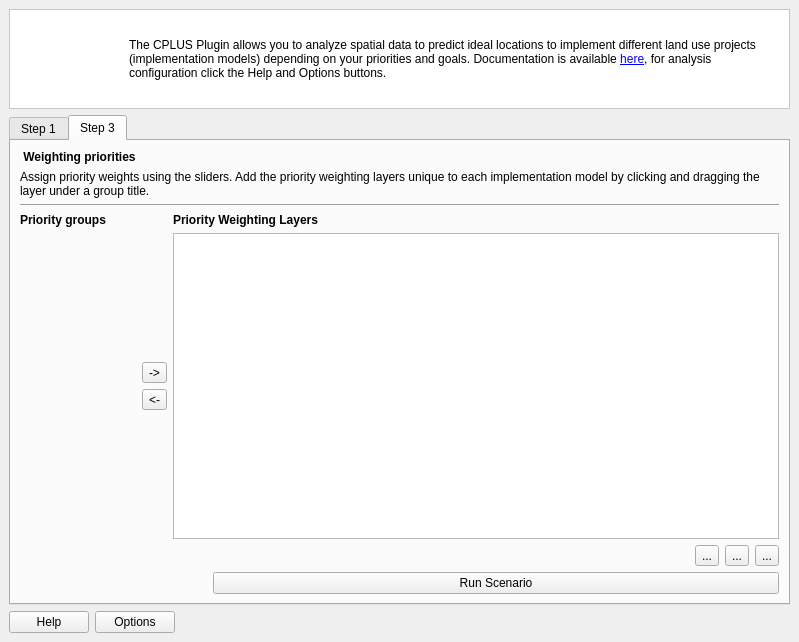
Qt form src/cplus_plugin/ui/qgis_cplus_main_dockwidget.ui (ConservationInternational/cplus-plugin) before a commit.
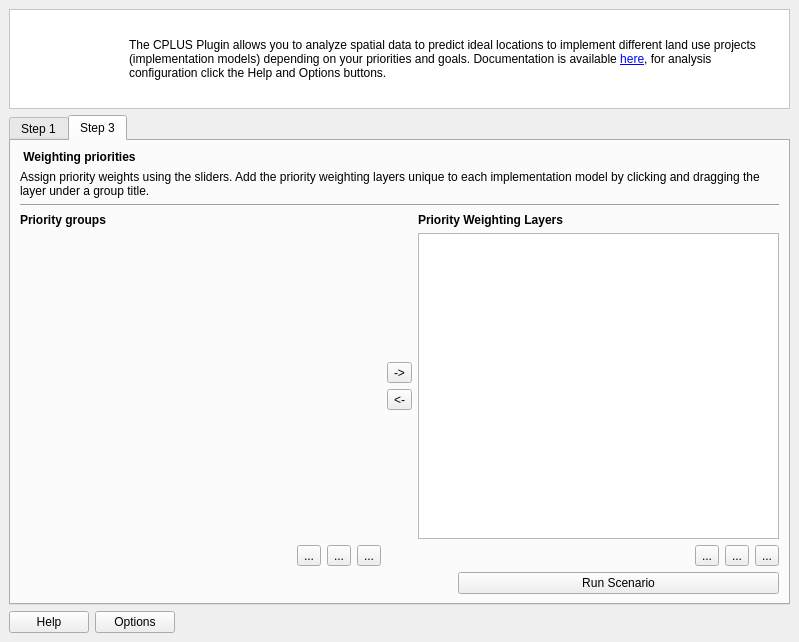
The same form after that commit. The open tabs and pages were chosen to show the change. Icons and pictures are not drawn. Custom widgets are drawn as their Qt base class.

Commit message: support for management of the priority groups

Patch:
```diff
--- a/src/cplus_plugin/ui/qgis_cplus_main_dockwidget.ui
+++ b/src/cplus_plugin/ui/qgis_cplus_main_dockwidget.ui
@@ -175,46 +175,16 @@
         <string>Step 3</string>
        </attribute>
        <layout class="QGridLayout" name="gridLayout">
-        <item row="8" column="2">
-         <layout class="QHBoxLayout" name="horizontalLayout_3">
-          <item>
-           <spacer name="horizontalSpacer_2">
-            <property name="orientation">
-             <enum>Qt::Horizontal</enum>
-            </property>
-            <property name="sizeHint" stdset="0">
-             <size>
-              <width>40</width>
-              <height>20</height>
-             </size>
-            </property>
-           </spacer>
-          </item>
-          <item>
-           <widget class="QPushButton" name="run_scenario_btn">
-            <property name="sizePolicy">
-             <sizepolicy hsizetype="Expanding" vsizetype="Preferred">
-              <horstretch>10</horstretch>
-              <verstretch>3</verstretch>
-             </sizepolicy>
-            </property>
-            <property name="text">
-             <string>Run Scenario</string>
-            </property>
-           </widget>
-          </item>
-         </layout>
-        </item>
-        <item row="5" column="0">
-         <widget class="QFrame" name="priority_groups_frame">
-          <property name="frameShape">
-           <enum>QFrame::NoFrame</enum>
+        <item row="0" column="0">
+         <widget class="QLabel" name="label_78">
+          <property name="font">
+           <font>
+            <weight>75</weight>
+            <bold>true</bold>
+           </font>
           </property>
-          <property name="frameShadow">
-           <enum>QFrame::Raised</enum>
-          </property>
-          <property name="lineWidth">
-           <number>0</number>
+          <property name="text">
+           <string> Weighting priorities</string>
           </property>
          </widget>
         </item>
@@ -235,8 +205,8 @@
           </property>
          </widget>
         </item>
-        <item row="0" column="0">
-         <widget class="QLabel" name="label_78">
+        <item row="3" column="0">
+         <widget class="QLabel" name="label_121">
           <property name="font">
            <font>
             <weight>75</weight>
@@ -244,7 +214,7 @@
            </font>
           </property>
           <property name="text">
-           <string> Weighting priorities</string>
+           <string>Priority groups</string>
           </property>
          </widget>
         </item>
@@ -261,7 +231,20 @@
           </property>
          </widget>
         </item>
-        <item row="5" column="1">
+        <item row="4" column="0">
+         <widget class="QFrame" name="priority_groups_frame">
+          <property name="frameShape">
+           <enum>QFrame::NoFrame</enum>
+          </property>
+          <property name="frameShadow">
+           <enum>QFrame::Raised</enum>
+          </property>
+          <property name="lineWidth">
+           <number>0</number>
+          </property>
+         </widget>
+        </item>
+        <item row="4" column="1">
          <layout class="QVBoxLayout" name="verticalLayout_2">
           <item>
            <spacer name="verticalSpacer_2">
@@ -319,7 +302,70 @@
           </item>
          </layout>
         </item>
-        <item row="6" column="2">
+        <item row="4" column="2">
+         <widget class="QListWidget" name="priority_layers_list">
+          <property name="dragEnabled">
+           <bool>true</bool>
+          </property>
+          <property name="dragDropMode">
+           <enum>QAbstractItemView::DragOnly</enum>
+          </property>
+          <property name="selectionMode">
+           <enum>QAbstractItemView::ExtendedSelection</enum>
+          </property>
+          <property name="sortingEnabled">
+           <bool>true</bool>
+          </property>
+         </widget>
+        </item>
+        <item row="5" column="0">
+         <layout class="QHBoxLayout" name="horizontalLayout_5">
+          <item>
+           <spacer name="horizontalSpacer_4">
+            <property name="orientation">
+             <enum>Qt::Horizontal</enum>
+            </property>
+            <property name="sizeHint" stdset="0">
+             <size>
+              <width>40</width>
+              <height>20</height>
+             </size>
+            </property>
+           </spacer>
+          </item>
+          <item>
+           <widget class="QToolButton" name="add_group_btn">
+            <property name="toolTip">
+             <string>Add new priority group.</string>
+            </property>
+            <property name="text">
+             <string>...</string>
+            </property>
+           </widget>
+          </item>
+          <item>
+           <widget class="QToolButton" name="edit_group_btn">
+            <property name="toolTip">
+             <string>Edit current selected priority group.</string>
+            </property>
+            <property name="text">
+             <string>...</string>
+            </property>
+           </widget>
+          </item>
+          <item>
+           <widget class="QToolButton" name="remove_group_btn">
+            <property name="toolTip">
+             <string>Remove the selected priority group.</string>
+            </property>
+            <property name="text">
+             <string>...</string>
+            </property>
+           </widget>
+          </item>
+         </layout>
+        </item>
+        <item row="5" column="2">
          <layout class="QHBoxLayout" name="horizontalLayout_4">
           <item>
            <spacer name="horizontalSpacer_3">
@@ -366,34 +412,35 @@
           </item>
          </layout>
         </item>
-        <item row="3" column="0">
-         <widget class="QLabel" name="label_121">
-          <property name="font">
-           <font>
-            <weight>75</weight>
-            <bold>true</bold>
-           </font>
-          </property>
-          <property name="text">
-           <string>Priority groups</string>
-          </property>
-         </widget>
-        </item>
-        <item row="5" column="2">
-         <widget class="QListWidget" name="priority_layers_list">
-          <property name="dragEnabled">
-           <bool>true</bool>
-          </property>
-          <property name="dragDropMode">
-           <enum>QAbstractItemView::DragOnly</enum>
-          </property>
-          <property name="selectionMode">
-           <enum>QAbstractItemView::ExtendedSelection</enum>
-          </property>
-          <property name="sortingEnabled">
-           <bool>true</bool>
-          </property>
-         </widget>
+        <item row="6" column="2">
+         <layout class="QHBoxLayout" name="horizontalLayout_3">
+          <item>
+           <spacer name="horizontalSpacer_2">
+            <property name="orientation">
+             <enum>Qt::Horizontal</enum>
+            </property>
+            <property name="sizeHint" stdset="0">
+             <size>
+              <width>40</width>
+              <height>20</height>
+             </size>
+            </property>
+           </spacer>
+          </item>
+          <item>
+           <widget class="QPushButton" name="run_scenario_btn">
+            <property name="sizePolicy">
+             <sizepolicy hsizetype="Expanding" vsizetype="Preferred">
+              <horstretch>10</horstretch>
+              <verstretch>3</verstretch>
+             </sizepolicy>
+            </property>
+            <property name="text">
+             <string>Run Scenario</string>
+            </property>
+           </widget>
+          </item>
+         </layout>
         </item>
        </layout>
       </widget>
```
The commit also changes 6 other files.
